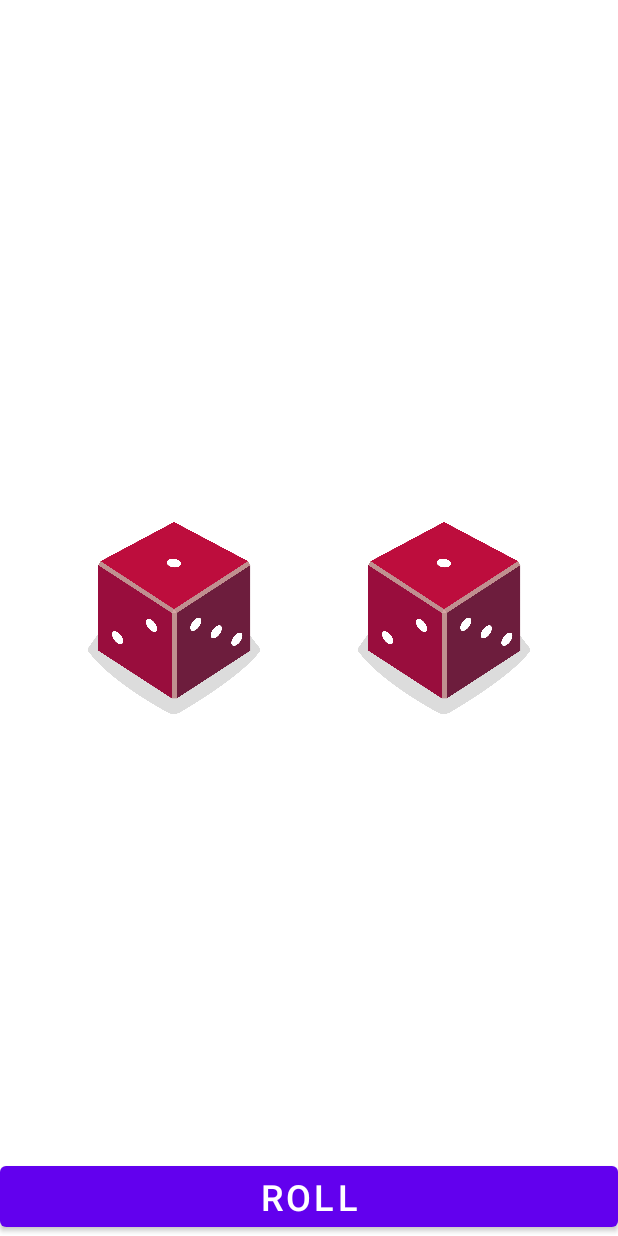
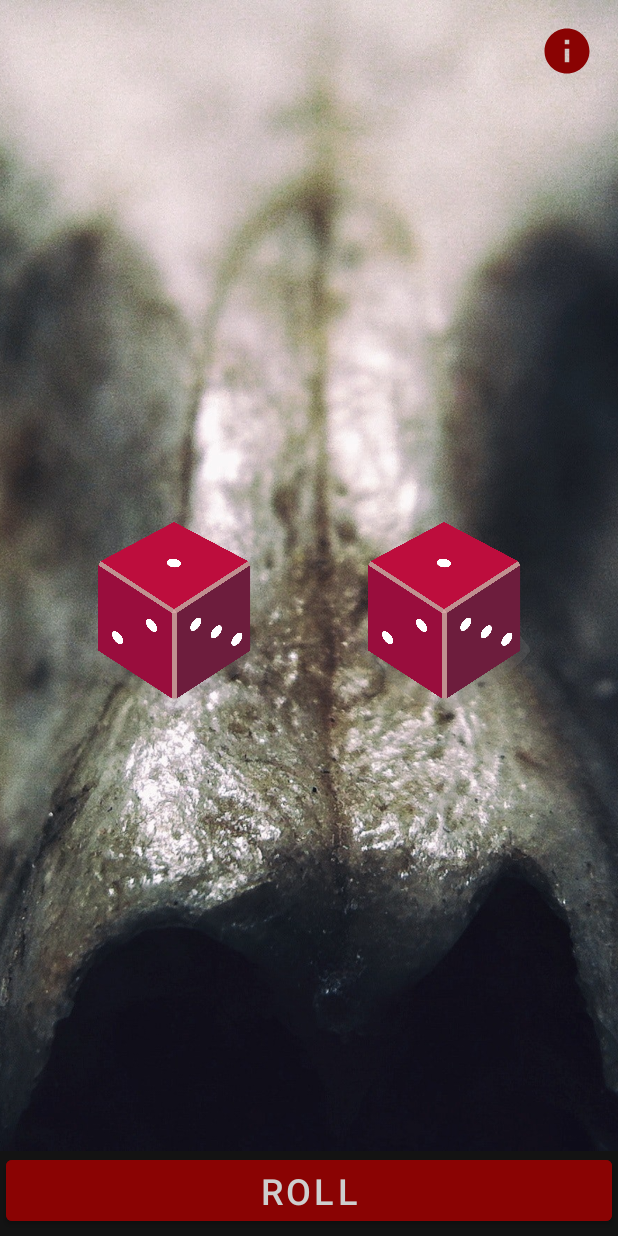
Before and after one commit to zvonimirplivelic/HazardousDrinkingGame, an Android app: the layout game_fragment.xml on its own in the app's theme, with its tools: preview values and no code run, on a phone screen of 412 x 824 dp. Run offline under Robolectric (Android 15) with nearby library versions, the phone set to English and light mode, and no system bars.

Commit message:
design changes

```diff
--- /dev/null
+++ b/app/src/main/res/drawable/ic_info.xml
@@ -0,0 +1,5 @@
+<vector android:height="24dp" android:tint="#8A0303"
+    android:viewportHeight="24" android:viewportWidth="24"
+    android:width="24dp" xmlns:android="http://schemas.android.com/apk/res/android">
+    <path android:fillColor="@android:color/white" android:pathData="M12,2C6.48,2 2,6.48 2,12s4.48,10 10,10 10,-4.48 10,-10S17.52,2 12,2zM13,17h-2v-6h2v6zM13,9h-2L11,7h2v2z"/>
+</vector>
--- a/app/src/main/res/layout/game_fragment.xml
+++ b/app/src/main/res/layout/game_fragment.xml
@@ -5,7 +5,19 @@
     android:id="@+id/main"
     android:layout_width="match_parent"
     android:layout_height="match_parent"
+    android:background="@color/black"
     tools:context=".ui.main.GameFragment">
+
+    <ImageView
+        android:id="@+id/background_image"
+        android:layout_width="0dp"
+        android:layout_height="0dp"
+        android:scaleType="centerCrop"
+        android:src="@drawable/background_main"
+        app:layout_constraintBottom_toTopOf="@id/btnRollDices"
+        app:layout_constraintLeft_toLeftOf="parent"
+        app:layout_constraintRight_toRightOf="parent"
+        app:layout_constraintTop_toTopOf="parent" />
 
     <ImageView
         android:id="@+id/ivFirstDice"
@@ -31,12 +43,23 @@
         android:id="@+id/btnRollDices"
         android:layout_width="match_parent"
         android:layout_height="wrap_content"
-        android:textSize="24sp"
         android:layout_gravity="center"
         android:text="@string/btn_roll_text"
+        android:backgroundTint="@color/red"
+        android:textColor="@color/white"
+        android:layout_margin="4dp"
+        android:textSize="24sp"
         app:layout_constraintBottom_toBottomOf="parent"
         app:layout_constraintLeft_toLeftOf="parent"
         app:layout_constraintRight_toRightOf="parent" />
 
+    <ImageView
+        android:id="@+id/ibInfo"
+        android:layout_width="36dp"
+        android:layout_height="36dp"
+        android:layout_margin="16dp"
+        android:src="@drawable/ic_info"
+        app:layout_constraintRight_toRightOf="parent"
+        app:layout_constraintTop_toTopOf="parent" />
 
 </androidx.constraintlayout.widget.ConstraintLayout>
--- a/app/src/main/res/values-night/themes.xml
+++ b/app/src/main/res/values-night/themes.xml
@@ -1,16 +1,13 @@
 <resources xmlns:tools="http://schemas.android.com/tools">
     <!-- Base application theme. -->
-    <style name="Theme.HazardousDrinkingGame" parent="Theme.MaterialComponents.DayNight.DarkActionBar">
-        <!-- Primary brand color. -->
-        <item name="colorPrimary">@color/purple_200</item>
-        <item name="colorPrimaryVariant">@color/purple_700</item>
-        <item name="colorOnPrimary">@color/black</item>
-        <!-- Secondary brand color. -->
-        <item name="colorSecondary">@color/teal_200</item>
-        <item name="colorSecondaryVariant">@color/teal_200</item>
-        <item name="colorOnSecondary">@color/black</item>
+    <style name="Theme.HazardousDrinkingGame" parent="Theme.MaterialComponents.DayNight.NoActionBar">
+        <!-- Primary color. -->
+        <item name="colorPrimary">@color/black</item>
+        <item name="colorPrimaryVariant">@color/dark_grey</item>
+        <item name="colorAccent">@color/red</item>
+        <item name="colorSecondary">@color/white</item>
         <!-- Status bar color. -->
-        <item name="android:statusBarColor" tools:targetApi="l">?attr/colorPrimaryVariant</item>
+        <item name="android:statusBarColor" tools:targetApi="l">?attr/colorPrimary</item>
         <!-- Customize your theme here. -->
     </style>
 </resources>
--- a/app/src/main/res/values/colors.xml
+++ b/app/src/main/res/values/colors.xml
@@ -1,10 +1,7 @@
 <?xml version="1.0" encoding="utf-8"?>
 <resources>
-    <color name="purple_200">#FFBB86FC</color>
-    <color name="purple_500">#FF6200EE</color>
-    <color name="purple_700">#FF3700B3</color>
-    <color name="teal_200">#FF03DAC5</color>
-    <color name="teal_700">#FF018786</color>
-    <color name="black">#FF000000</color>
-    <color name="white">#FFFFFFFF</color>
+    <color name="black">#FF131313</color>
+    <color name="white">#CECECE</color>
+    <color name="dark_grey">#FF232323</color>
+    <color name="red">#FF8A0303</color>
 </resources>
--- a/app/src/main/res/values/themes.xml
+++ b/app/src/main/res/values/themes.xml
@@ -1,16 +1,13 @@
 <resources xmlns:tools="http://schemas.android.com/tools">
     <!-- Base application theme. -->
-    <style name="Theme.HazardousDrinkingGame" parent="Theme.MaterialComponents.DayNight.DarkActionBar">
-        <!-- Primary brand color. -->
-        <item name="colorPrimary">@color/purple_500</item>
-        <item name="colorPrimaryVariant">@color/purple_700</item>
-        <item name="colorOnPrimary">@color/white</item>
-        <!-- Secondary brand color. -->
-        <item name="colorSecondary">@color/teal_200</item>
-        <item name="colorSecondaryVariant">@color/teal_700</item>
-        <item name="colorOnSecondary">@color/black</item>
+    <style name="Theme.HazardousDrinkingGame" parent="Theme.MaterialComponents.DayNight.NoActionBar">
+        <!-- Primary color. -->
+        <item name="colorPrimary">@color/black</item>
+        <item name="colorPrimaryVariant">@color/dark_grey</item>
+        <item name="colorAccent">@color/red</item>
+        <item name="colorSecondary">@color/white</item>
         <!-- Status bar color. -->
-        <item name="android:statusBarColor" tools:targetApi="l">?attr/colorPrimaryVariant</item>
+        <item name="android:statusBarColor" tools:targetApi="l">?attr/colorPrimary</item>
         <!-- Customize your theme here. -->
     </style>
 </resources>
```
Also changed, not shown: app/src/main/res/drawable/background_info.jpg (added), app/src/main/res/drawable/background_main.jpg (added), app/src/main/res/drawable/skull.png (added).
